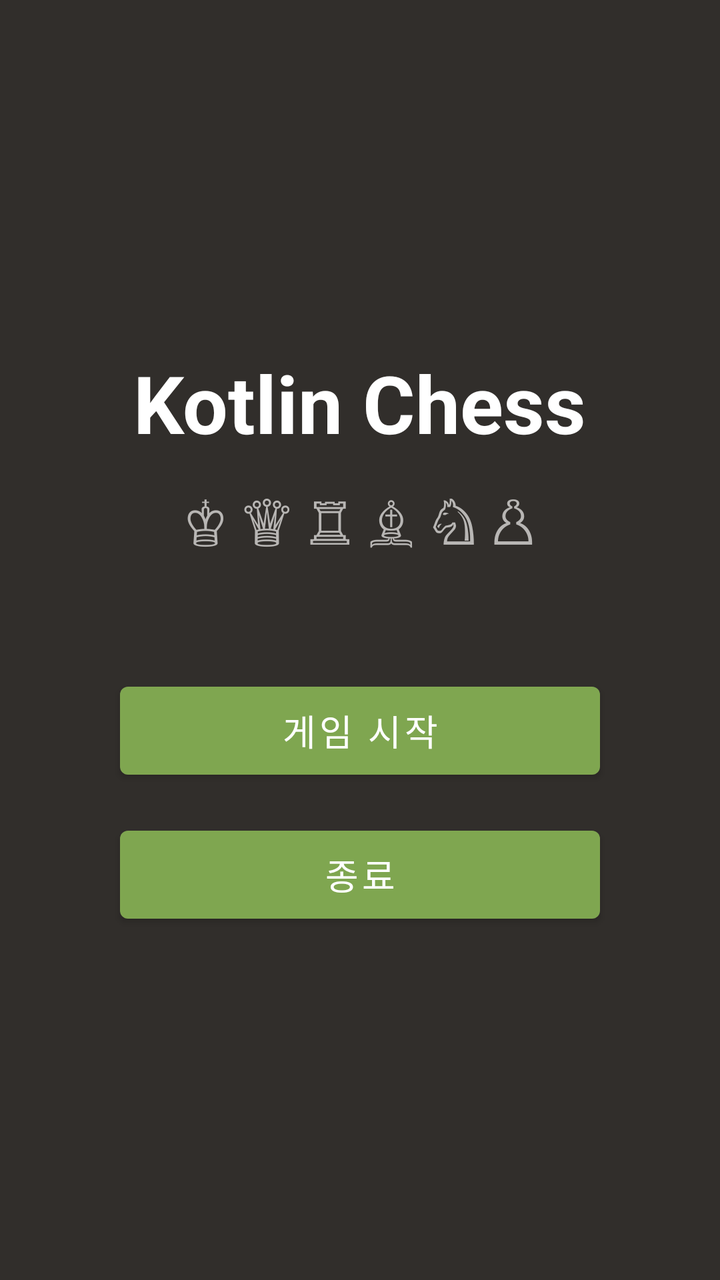
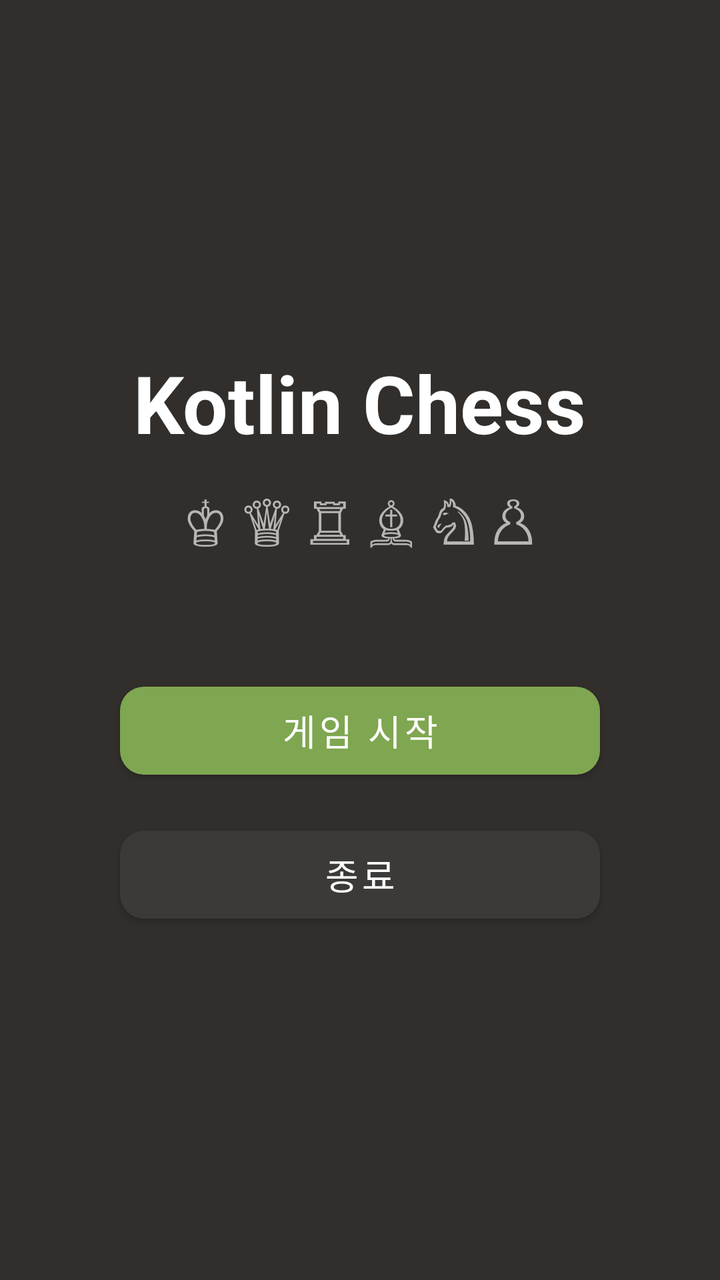

An Android layout rendered at two revisions. The XML below is the earlier revision; the diff shows what the commit changed to produce the second picture.
<!-- AndroidManifest.xml: application theme Theme.Chess -->
<!-- res/layout/activity_main.xml -->
<?xml version="1.0" encoding="utf-8"?>
<LinearLayout xmlns:android="http://schemas.android.com/apk/res/android"
    xmlns:app="http://schemas.android.com/apk/res/auto"
    xmlns:tools="http://schemas.android.com/tools"
    android:layout_width="match_parent"
    android:layout_height="match_parent"
    android:background="@color/app_bg"
    android:orientation="vertical"
    android:gravity="center"
    android:padding="32dp"
    tools:context="chess.ui.MainActivity">

    <TextView
        android:layout_width="wrap_content"
        android:layout_height="wrap_content"
        android:text="@string/app_title"
        android:textColor="@color/text_primary"
        android:textSize="40sp"
        android:textStyle="bold" />

    <TextView
        android:layout_width="wrap_content"
        android:layout_height="wrap_content"
        android:layout_marginTop="12dp"
        android:layout_marginBottom="56dp"
        android:text="♔ ♕ ♖ ♗ ♘ ♙"
        android:textColor="@color/text_secondary"
        android:textSize="30sp" />

    <com.google.android.material.button.MaterialButton
        android:id="@+id/startButton"
        android:layout_width="240dp"
        android:layout_height="56dp"
        android:text="@string/start_game"
        android:textSize="18sp"
        app:cornerRadius="12dp"
        app:backgroundTint="@color/accent_green" />

    <com.google.android.material.button.MaterialButton
        android:id="@+id/exitButton"
        android:layout_width="240dp"
        android:layout_height="56dp"
        android:layout_marginTop="16dp"
        android:text="@string/exit"
        android:textSize="18sp"
        android:textColor="@color/text_primary"
        app:cornerRadius="12dp"
        app:backgroundTint="@color/panel_bg" />

</LinearLayout>
<!-- resources referenced by this layout -->
<resources>
  <color name="accent_green">#7FA650</color>
  <color name="app_bg">#312E2B</color>
  <color name="panel_bg">#3C3A38</color>
  <color name="text_primary">#FFFFFF</color>
  <color name="text_secondary">#B8B6B4</color>
  <string name="app_title">Kotlin Chess</string>
  <string name="exit">종료</string>
  <string name="start_game">게임 시작</string>
  <style name="Theme.Chess" parent="Theme.MaterialComponents.DayNight.NoActionBar">
          <item name="colorPrimary">@color/accent_green</item>
          <item name="colorPrimaryDark">@color/app_bg</item>
          <item name="colorAccent">@color/accent_green</item>
          <item name="android:windowBackground">@color/app_bg</item>
          <item name="android:statusBarColor">@color/app_bg</item>
      </style>
</resources>

<!-- the commit's change to res/layout/activity_main.xml (unified diff, before → after) -->
@@ -1,6 +1,6 @@
 <?xml version="1.0" encoding="utf-8"?>
 <LinearLayout xmlns:android="http://schemas.android.com/apk/res/android"
-    xmlns:app="http://schemas.android.com/apk/res/auto"
+    xmlns:app="http://schemas.android.com/apk/res-auto"
     xmlns:tools="http://schemas.android.com/tools"
     android:layout_width="match_parent"
     android:layout_height="match_parent"
